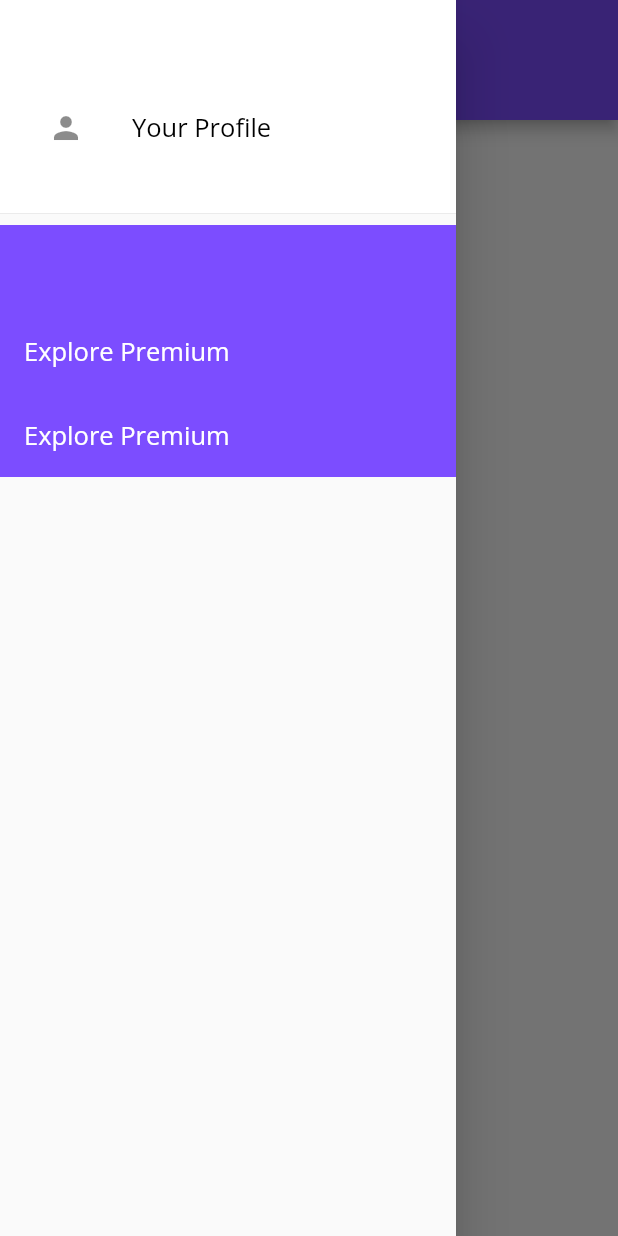
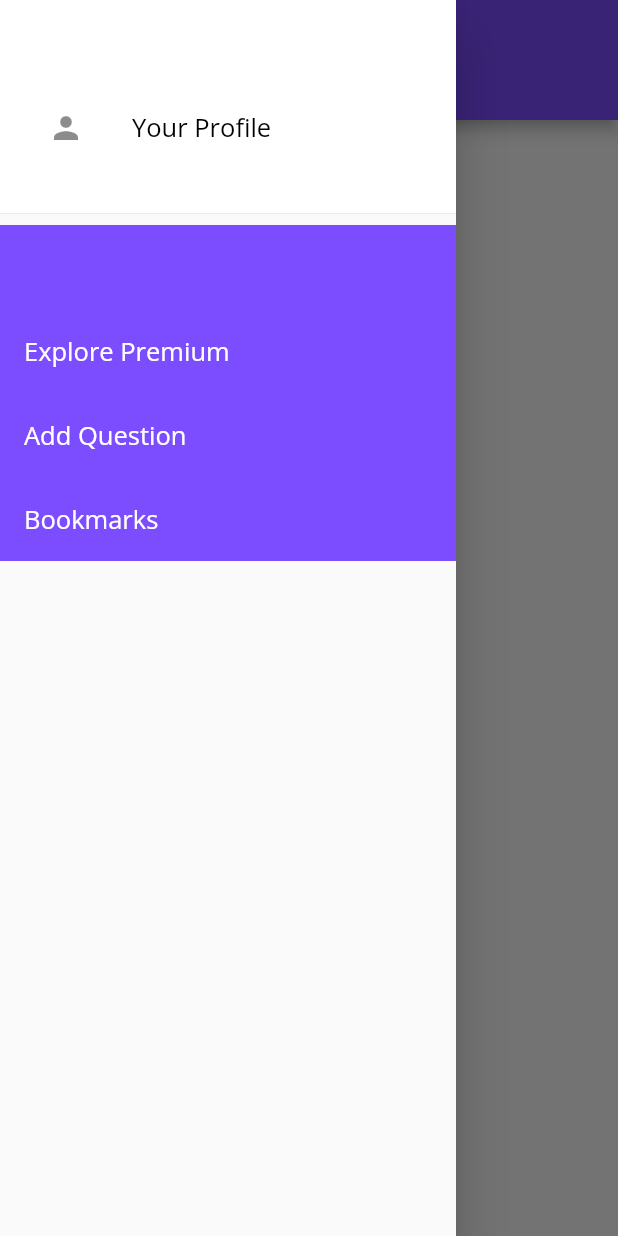
Before and after one commit to Jayashsatolia403/smartprep_app, a Flutter app: the Home screen opened directly with empty values, with the side drawer open, on a phone screen of 412 x 824 dp. Run offline on Flutter 3.47's test engine with Material 2 defaults, Android fonts, the light colour scheme and no system bars; our stand-ins replace google_mobile_ads, shared_preferences, splashscreen; accounts and stored records are empty; network calls fail.

Commit message:
Updated Bookmarks

```diff
--- a/app/lib/home/home.dart
+++ b/app/lib/home/home.dart
@@ -1,4 +1,5 @@
 import 'package:app/add_ques/add_ques.dart';
+import 'package:app/bookmarks/bookmarks.dart';
 import 'package:app/exam_select/select_exam.dart';
 import 'package:app/test_page/tests.dart';
 import 'package:app/premium/premium.dart';
@@ -134,7 +135,7 @@ class _HomeState extends State<Home> {
               // leading: const Icon(Icons.),
             ),
             ListTile(
-              title: const Text('Explore Premium',
+              title: const Text('Add Question',
                   style: TextStyle(color: Colors.white, fontSize: 17)),
               onTap: () {
                 Navigator.push(
@@ -145,6 +146,20 @@ class _HomeState extends State<Home> {
                               val: 2,
                               quesStatement: "",
                               optionsData: optionsData,
+                            )));
+              },
+              tileColor: Colors.deepPurpleAccent,
+              // leading: const Icon(Icons.),
+            ),
+            ListTile(
+              title: const Text('Bookmarks',
+                  style: TextStyle(color: Colors.white, fontSize: 17)),
+              onTap: () {
+                Navigator.push(
+                    context,
+                    MaterialPageRoute(
+                        builder: (context) => Bookmarks(
+                              data: widget.data,
                             )));
               },
               tileColor: Colors.deepPurpleAccent,
```
Also changed, not shown: app/lib/bookmarks/bookmarks.dart (+7 -5 lines), 1 other file.
